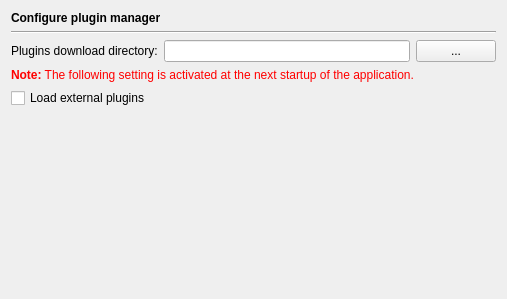
The window that Preferences/ConfigurationPages/PluginManagerPage.ui (testmana2/test) describes before a commit, drawn with Qt 5.
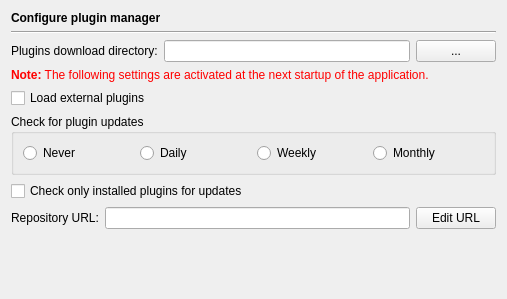
The same window after the commit.

Commit message: Continued implementing the automatic plug-in update check in the plug-in manager.

```diff
--- a/Preferences/ConfigurationPages/PluginManagerPage.ui
+++ b/Preferences/ConfigurationPages/PluginManagerPage.ui
@@ -10,15 +10,15 @@
     <height>299</height>
    </rect>
   </property>
-  <layout class="QGridLayout">
-   <item row="0" column="0" colspan="3">
+  <layout class="QVBoxLayout" name="verticalLayout">
+   <item>
     <widget class="QLabel" name="headerLabel">
      <property name="text">
       <string>&lt;b&gt;Configure plugin manager&lt;/b&gt;</string>
      </property>
     </widget>
    </item>
-   <item row="1" column="0" colspan="3">
+   <item>
     <widget class="Line" name="line9_2">
      <property name="frameShape">
       <enum>QFrame::HLine</enum>
@@ -31,21 +31,23 @@
      </property>
     </widget>
    </item>
-   <item row="2" column="0">
+   <item>
+    <layout class="QHBoxLayout" name="horizontalLayout_2">
+     <item>
     <widget class="QLabel" name="label">
      <property name="text">
       <string>Plugins download directory:</string>
      </property>
     </widget>
    </item>
-   <item row="2" column="1">
+     <item>
     <widget class="QLineEdit" name="downloadDirEdit">
      <property name="toolTip">
       <string>Enter the plugins download directory</string>
      </property>
     </widget>
    </item>
-   <item row="2" column="2">
+     <item>
     <widget class="QPushButton" name="downloadDirButton">
      <property name="toolTip">
       <string>Select the plugins download directory via a directory selection dialog</string>
@@ -55,14 +57,16 @@
      </property>
     </widget>
    </item>
-   <item row="3" column="0" colspan="3">
+    </layout>
+   </item>
+   <item>
     <widget class="QLabel" name="TextLabel1_2_2_2_3">
      <property name="text">
-      <string>&lt;font color=&quot;#FF0000&quot;&gt;&lt;b&gt;Note:&lt;/b&gt; The following setting is activated at the next startup of the application.&lt;/font&gt;</string>
+      <string>&lt;font color=&quot;#FF0000&quot;&gt;&lt;b&gt;Note:&lt;/b&gt; The following settings are activated at the next startup of the application.&lt;/font&gt;</string>
      </property>
     </widget>
    </item>
-   <item row="4" column="0" colspan="3">
+   <item>
     <widget class="QCheckBox" name="activateExternalPluginsCheckBox">
      <property name="toolTip">
       <string>Select to enable external plugins to be loaded</string>
@@ -72,7 +76,100 @@
      </property>
     </widget>
    </item>
-   <item row="5" column="0" colspan="3">
+   <item>
+    <widget class="QGroupBox" name="groupBox_2">
+     <property name="title">
+      <string>Check for plugin updates</string>
+     </property>
+     <layout class="QHBoxLayout" name="_2">
+      <item>
+       <widget class="QRadioButton" name="noCheckRadioButton">
+        <property name="toolTip">
+         <string>Select to disable update checking</string>
+        </property>
+        <property name="text">
+         <string>Never</string>
+        </property>
+       </widget>
+      </item>
+      <item>
+       <widget class="QRadioButton" name="dailyCheckRadioButton">
+        <property name="toolTip">
+         <string>Select to check for updates once a day</string>
+        </property>
+        <property name="text">
+         <string>Daily</string>
+        </property>
+       </widget>
+      </item>
+      <item>
+       <widget class="QRadioButton" name="weeklyCheckRadioButton">
+        <property name="toolTip">
+         <string>Select to check for updates once a week</string>
+        </property>
+        <property name="text">
+         <string>Weekly</string>
+        </property>
+       </widget>
+      </item>
+      <item>
+       <widget class="QRadioButton" name="monthlyCheckRadioButton">
+        <property name="toolTip">
+         <string>Select to check for updates once a month</string>
+        </property>
+        <property name="text">
+         <string>Monthly</string>
+        </property>
+       </widget>
+      </item>
+     </layout>
+    </widget>
+   </item>
+   <item>
+    <widget class="QCheckBox" name="downloadedOnlyCheckBox">
+     <property name="toolTip">
+      <string>Select to check only already installed plugins for updates</string>
+     </property>
+     <property name="text">
+      <string>Check only installed plugins for updates</string>
+     </property>
+    </widget>
+   </item>
+   <item>
+    <layout class="QHBoxLayout" name="horizontalLayout">
+     <item>
+      <widget class="QLabel" name="label_4">
+       <property name="text">
+        <string>Repository URL:</string>
+       </property>
+      </widget>
+     </item>
+     <item>
+      <widget class="QLineEdit" name="repositoryUrlEdit">
+       <property name="toolTip">
+        <string>Shows the repository URL</string>
+       </property>
+       <property name="readOnly">
+        <bool>true</bool>
+       </property>
+      </widget>
+     </item>
+     <item>
+      <widget class="QPushButton" name="repositoryUrlEditButton">
+       <property name="toolTip">
+        <string>Press to edit the plugin repository URL</string>
+       </property>
+       <property name="text">
+        <string>Edit URL</string>
+       </property>
+       <property name="checkable">
+        <bool>true</bool>
+       </property>
+      </widget>
+     </item>
+    </layout>
+   </item>
+   <item>
     <spacer>
      <property name="orientation">
       <enum>Qt::Vertical</enum>
```
Left out of the diff: 5 changed lines with no effect on the pictures. Lines whose indentation alone changed are shown as unchanged. The commit also changes 23 other files.
